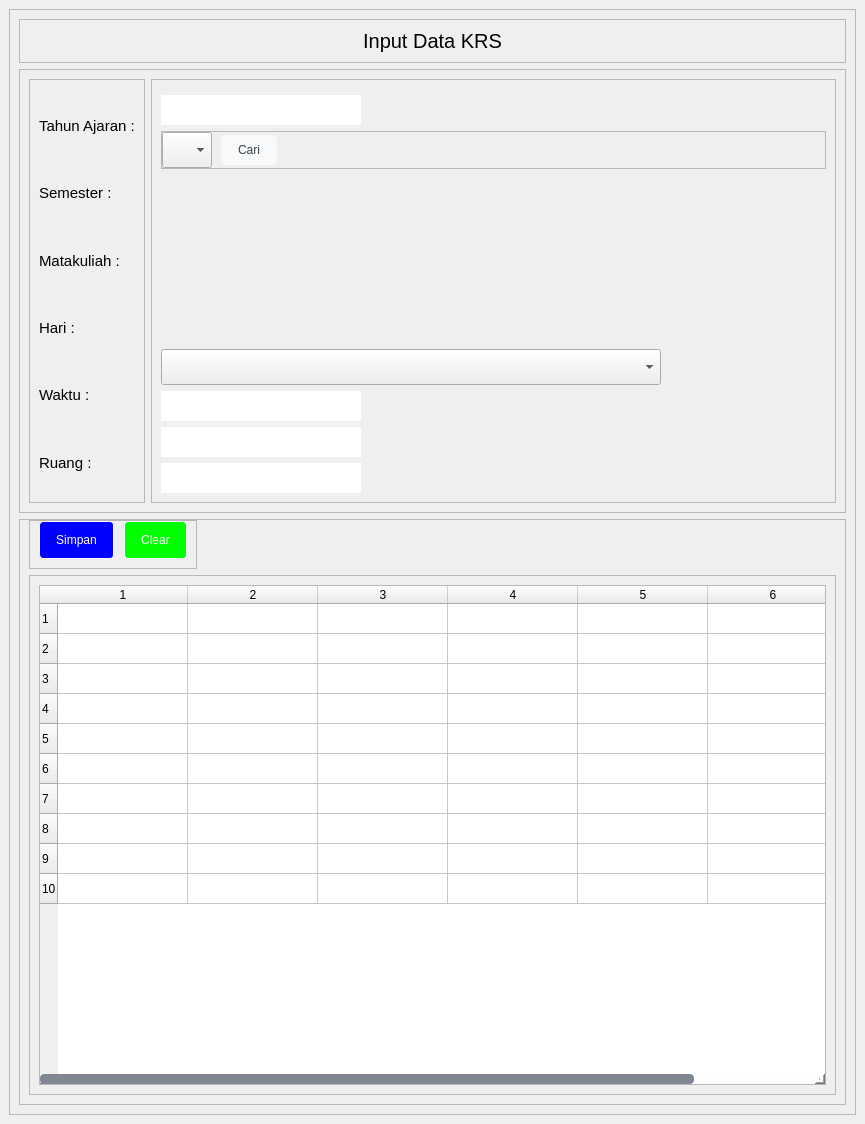
This is krs/inputKrs.ui in fajaraldev/aplikasi-pengisian-krs as Qt 5 draws it before an edit. The edited form follows.
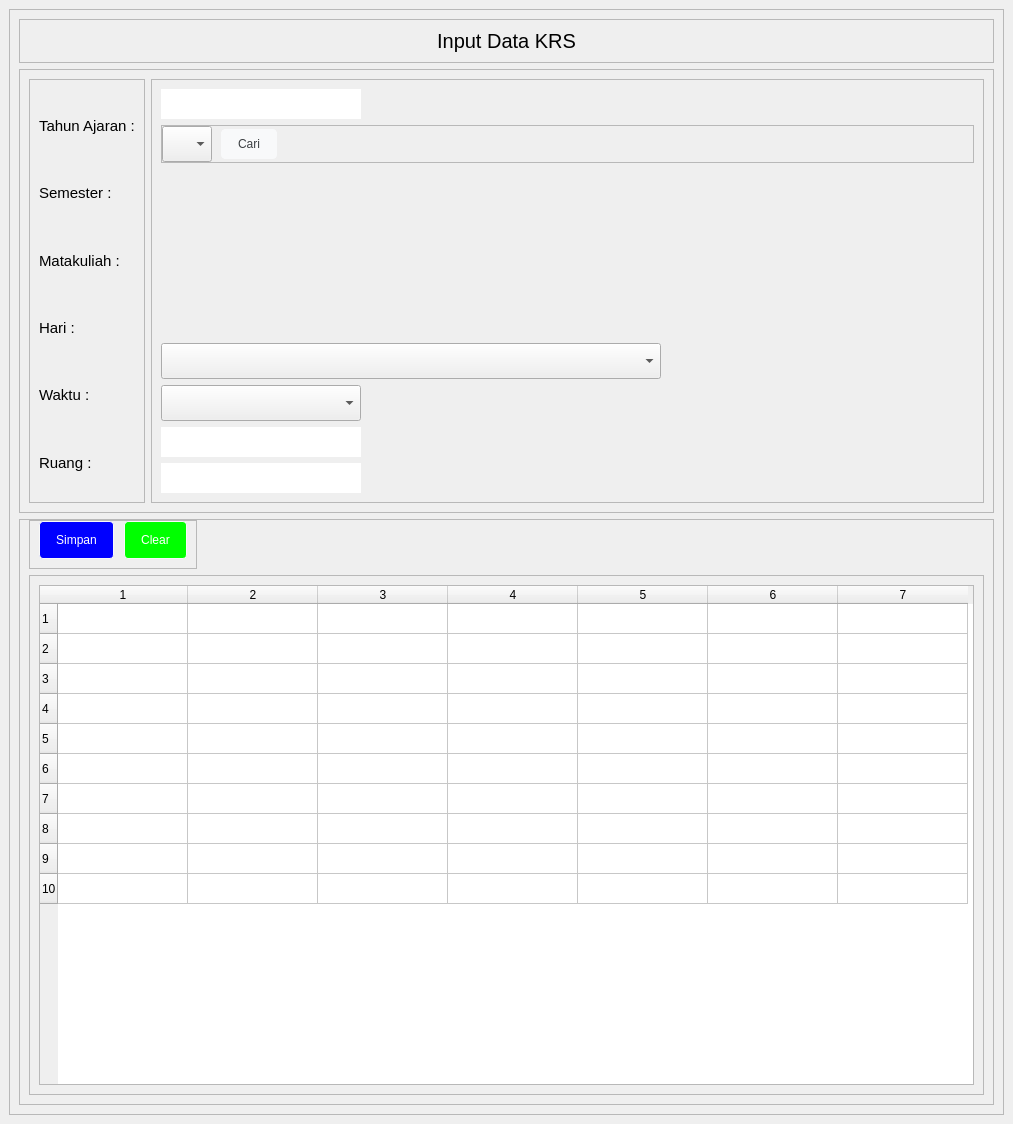
This is the edited form.

Commit message: build: create input form for Krs App

```diff
--- a/krs/inputKrs.ui
+++ b/krs/inputKrs.ui
@@ -6,7 +6,7 @@
    <rect>
     <x>0</x>
     <y>0</y>
-    <width>865</width>
+    <width>1013</width>
     <height>1124</height>
    </rect>
   </property>
@@ -105,7 +105,7 @@
         <rect>
          <x>0</x>
          <y>0</y>
-         <width>845</width>
+         <width>993</width>
          <height>1104</height>
         </rect>
        </property>
@@ -260,9 +260,6 @@
               <enum>QFrame::Raised</enum>
              </property>
              <layout class="QVBoxLayout" name="verticalLayout_7">
-              <property name="topMargin">
-               <number>15</number>
-              </property>
               <item>
                <widget class="QLineEdit" name="txtAjaran">
                 <property name="minimumSize">
@@ -277,6 +274,11 @@
                   <height>16777215</height>
                  </size>
                 </property>
+                <property name="font">
+                 <font>
+                  <pointsize>12</pointsize>
+                 </font>
+                </property>
                </widget>
               </item>
               <item alignment="Qt::AlignTop">
@@ -317,6 +319,11 @@
                      <height>16777215</height>
                     </size>
                    </property>
+                   <property name="font">
+                    <font>
+                     <pointsize>12</pointsize>
+                    </font>
+                   </property>
                    <item>
                     <property name="text">
                      <string/>
@@ -400,10 +407,26 @@
                   <height>16777215</height>
                  </size>
                 </property>
+                <property name="font">
+                 <font>
+                  <pointsize>12</pointsize>
+                 </font>
+                </property>
+                <item>
+                 <property name="text">
+                  <string/>
+                 </property>
+                </item>
                </widget>
               </item>
               <item>
-               <widget class="QLineEdit" name="txtHari">
+               <widget class="QComboBox" name="cboHari">
+                <property name="sizePolicy">
+                 <sizepolicy hsizetype="Preferred" vsizetype="Fixed">
+                  <horstretch>0</horstretch>
+                  <verstretch>0</verstretch>
+                 </sizepolicy>
+                </property>
                 <property name="minimumSize">
                  <size>
                   <width>100</width>
@@ -416,6 +439,51 @@
                   <height>16777215</height>
                  </size>
                 </property>
+                <property name="font">
+                 <font>
+                  <pointsize>12</pointsize>
+                 </font>
+                </property>
+                <item>
+                 <property name="text">
+                  <string/>
+                 </property>
+                </item>
+                <item>
+                 <property name="text">
+                  <string>Senin</string>
+                 </property>
+                </item>
+                <item>
+                 <property name="text">
+                  <string>Selasa</string>
+                 </property>
+                </item>
+                <item>
+                 <property name="text">
+                  <string>Rabu</string>
+                 </property>
+                </item>
+                <item>
+                 <property name="text">
+                  <string>Kamis</string>
+                 </property>
+                </item>
+                <item>
+                 <property name="text">
+                  <string>Jum'at</string>
+                 </property>
+                </item>
+                <item>
+                 <property name="text">
+                  <string>Sabtu</string>
+                 </property>
+                </item>
+                <item>
+                 <property name="text">
+                  <string>Minggu</string>
+                 </property>
+                </item>
                </widget>
               </item>
               <item>
@@ -537,7 +605,7 @@
                 </property>
                 <property name="minimumSize">
                  <size>
-                  <width>0</width>
+                  <width>700</width>
                   <height>500</height>
                  </size>
                 </property>
@@ -545,7 +613,7 @@
                  <number>10</number>
                 </property>
                 <property name="columnCount">
-                 <number>6</number>
+                 <number>7</number>
                 </property>
                 <attribute name="horizontalHeaderDefaultSectionSize">
                  <number>130</number>
@@ -566,6 +634,7 @@
                 <column/>
                 <column/>
                 <column/>
+                <column/>
                </widget>
               </item>
              </layout>
```
Left out of the diff: 10 changed lines with no effect on the pictures. The commit also changes 9 other files.
